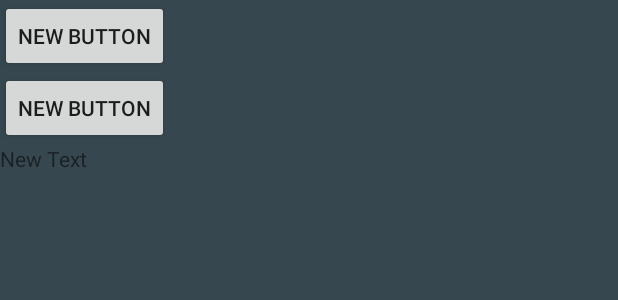
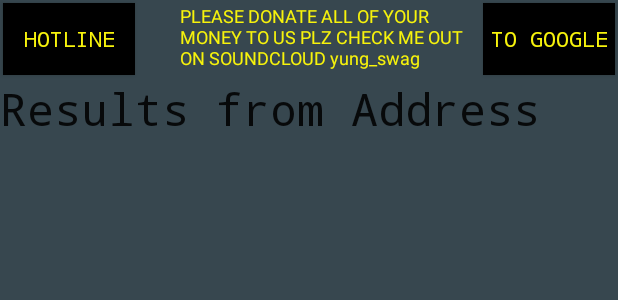
Before and after one commit to deldoyle/TeamVoldemort, an Android app: the layout activity_second.xml on its own in the app's theme, with its tools: preview values and no code run, on a phone screen of 412 x 824 dp. Shown: the top 300 px of the screen. Run offline under Robolectric (Android 15) with nearby library versions, the phone set to English and light mode, and no system bars.

Commit message:
New push on 2nd xml file

```diff
--- a/GroupAppOne/app/src/main/res/layout/activity_second.xml
+++ b/GroupAppOne/app/src/main/res/layout/activity_second.xml
@@ -3,33 +3,59 @@
                 android:layout_width="match_parent"
                 android:layout_height="match_parent"
                 android:background="#37474f"
-                android:id="@+id/resultsTextView">
+                android:id="@+id/RelativeLayout">
 
     <Button
         android:layout_width="wrap_content"
         android:layout_height="wrap_content"
-        android:text="New Button"
         android:id="@+id/callButton"
         android:layout_alignParentTop="true"
         android:layout_alignParentLeft="true"
-        android:layout_alignParentStart="true"/>
+        android:layout_alignParentStart="true"
+        android:text="Hotline"
+        android:typeface="monospace"
+        android:background="@android:color/black"
+        android:layout_margin="2dp"
+        android:textColor="#f7f30c"/>
 
     <Button
         android:layout_width="wrap_content"
         android:layout_height="wrap_content"
-        android:text="New Button"
+        android:text="To Google"
         android:id="@+id/googleButton"
-        android:layout_below="@+id/callButton"
-        android:layout_alignParentLeft="true"
-        android:layout_alignParentStart="true"/>
+        android:layout_alignParentTop="true"
+        android:layout_alignParentRight="true"
+        android:layout_alignParentEnd="true"
+        android:typeface="monospace"
+        android:background="#000000"
+        android:layout_margin="2dp"
+        android:textColor="#f7f30c"/>
 
     <TextView
         android:layout_width="wrap_content"
         android:layout_height="wrap_content"
-        android:text="New Text"
+        android:textAppearance="?android:attr/textAppearanceLarge"
         android:id="@+id/resultsTextView"
         android:layout_below="@+id/googleButton"
         android:layout_alignParentLeft="true"
-        android:layout_alignParentStart="true"/>
+        android:layout_alignParentStart="true"
+        android:layout_alignParentRight="true"
+        android:layout_alignParentEnd="true"
+        android:textSize="30dp"
+        android:typeface="monospace"
+        android:text="Results from Address"/>
+
+    <TextView
+        android:layout_width="200dp"
+        android:layout_height="wrap_content"
+        android:text="PLEASE DONATE ALL OF YOUR MONEY TO US PLZ CHECK ME OUT ON SOUNDCLOUD yung_swag"
+        android:id="@+id/friendlyMessage"
+        android:layout_above="@+id/resultsTextView"
+        android:layout_alignTop="@+id/callButton"
+        android:layout_toRightOf="@+id/callButton"
+        android:layout_toLeftOf="@+id/googleButton"
+        android:layout_toStartOf="@+id/googleButton"
+        android:textSize="12dp"
+        android:textColor="#f7f30c"/>
 
 </RelativeLayout>
```
